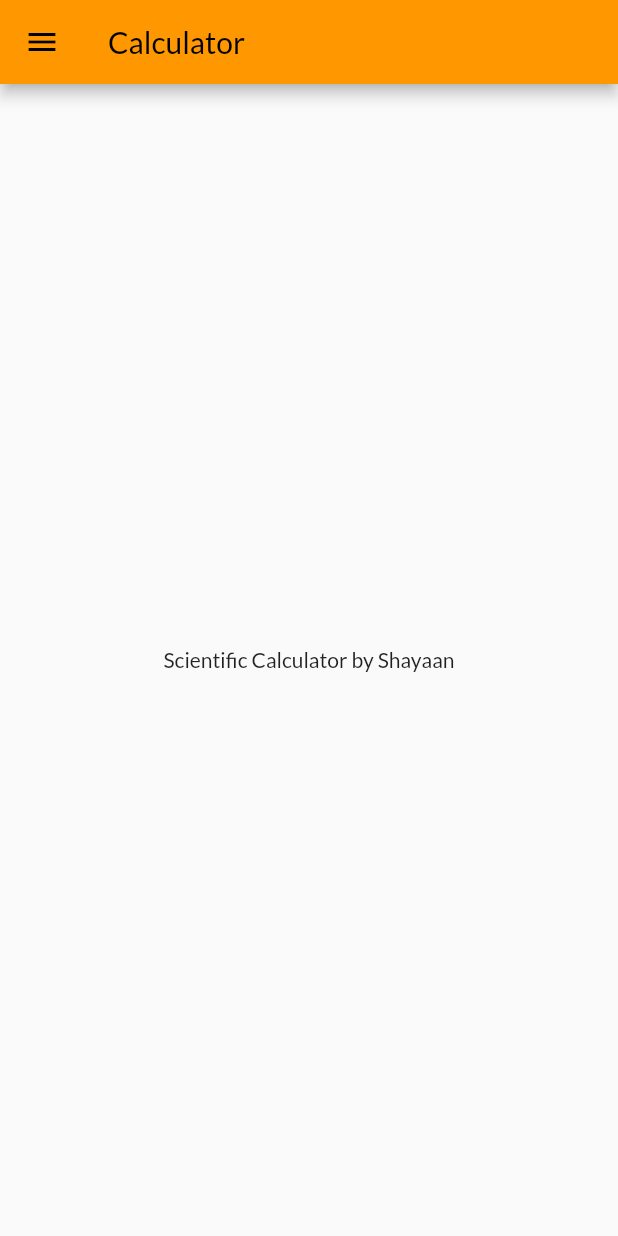
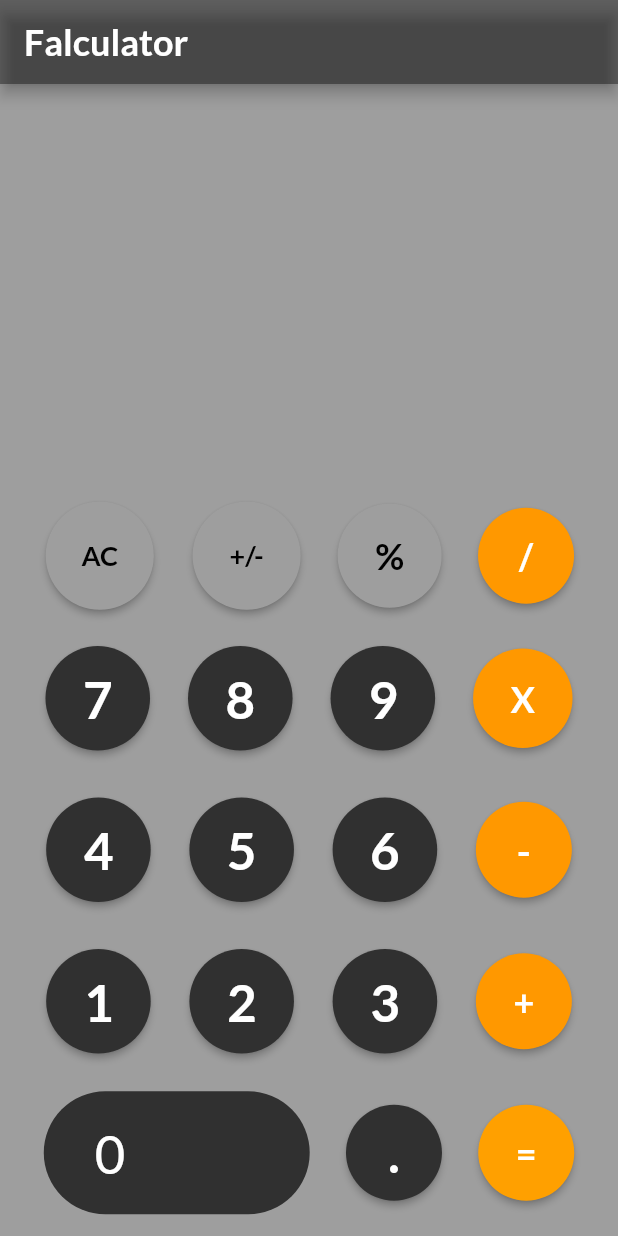
Before and after one commit to MSF01/Falculator, a Flutter app: the HomePage screen opened by its route, on a phone screen of 412 x 824 dp. Run offline on Flutter 3.47's test engine with Material 2 defaults, Android fonts, the phone set to English and light mode, and no system bars; our stand-ins replace google_fonts.

Commit message:
day 5 completed

```diff
--- a/lib/Pages/home.dart
+++ b/lib/Pages/home.dart
@@ -1,20 +1,181 @@
 import 'package:flutter/material.dart';
+import 'package:google_fonts/google_fonts.dart';
 
-class HomePage extends StatelessWidget {
-  final String devName = "Shayaan";
+class HomePage extends StatefulWidget {
+  const HomePage({super.key});
 
-  const HomePage({super.key});
+  @override
+  State<HomePage> createState() => _HomePageState();
+}
+
+class _HomePageState extends State<HomePage> {
+  Widget calc(String txt, Color bg, Color ctxt, double ftsize) {
+    return ElevatedButton(
+      onPressed: () {
+        calculate(txt);
+      },
+      style: ElevatedButton.styleFrom(
+        backgroundColor: bg,
+        shape: const CircleBorder(),
+        padding: const EdgeInsets.all(25),
+      ),
+      child: Text(
+        txt,
+        style: TextStyle(
+            fontSize: ftsize,
+            color: ctxt,
+            fontFamily: GoogleFonts.lato().fontFamily,
+            fontWeight: FontWeight.bold),
+      ),
+    );
+  }
 
   @override
   Widget build(BuildContext context) {
     return Scaffold(
+      backgroundColor: Colors.black38,
       appBar: AppBar(
-        title: const Text("Calculator"),
+        title: const Text("Falculator"),
+        backgroundColor: Colors.black38,
+        foregroundColor: Colors.white,
+        automaticallyImplyLeading: false,
+        titleTextStyle: TextStyle(
+            fontSize: 24,
+            fontFamily: GoogleFonts.lato().fontFamily,
+            fontWeight: FontWeight.bold),
       ),
-      body: Center(
-        child: Text("Scientific Calculator by $devName"),
+      body: Padding(
+        padding: const EdgeInsets.symmetric(horizontal: 5),
+        child: Column(
+          mainAxisAlignment: MainAxisAlignment.end,
+          children: <Widget>[
+            SingleChildScrollView(
+              scrollDirection: Axis.vertical,
+              child: Row(
+                mainAxisAlignment: MainAxisAlignment.end,
+                children: <Widget>[
+                  Padding(
+                    padding: const EdgeInsets.all(10.0),
+                    child: Text(
+                      "$text",
+                      textAlign: TextAlign.left,
+                      style:
+                          const TextStyle(color: Colors.white, fontSize: 100),
+                    ),
+                  ),
+                ],
+              ),
+            ),
+            Row(
+              mainAxisAlignment: MainAxisAlignment.spaceEvenly,
+              children: <Widget>[
+                calc("AC", Colors.grey, Colors.black, 18),
+                calc("+/-", Colors.grey, Colors.black, 18),
+                calc("%", Colors.grey, Colors.black, 24),
+                calc("/", Colors.orange, Colors.white, 24),
+              ],
+            ),
+            const SizedBox(height: 10),
+            Row(
+              mainAxisAlignment: MainAxisAlignment.spaceEvenly,
+              children: <Widget>[
+                calc("7", Colors.grey[850]!, Colors.white, 34),
+                calc("8", Colors.grey[850]!, Colors.white, 34),
+                calc("9", Colors.grey[850]!, Colors.white, 34),
+                calc("X", Colors.orange, Colors.white, 24),
+              ],
+            ),
+            const SizedBox(height: 10),
+            Row(
+              mainAxisAlignment: MainAxisAlignment.spaceEvenly,
+              children: <Widget>[
+                calc("4", Colors.grey[850]!, Colors.white, 34),
+                calc("5", Colors.grey[850]!, Colors.white, 34),
+                calc("6", Colors.grey[850]!, Colors.white, 34),
+                calc("-", Colors.orange, Colors.white, 26),
+              ],
+            ),
+            const SizedBox(height: 10),
+            Row(
+              mainAxisAlignment: MainAxisAlignment.spaceEvenly,
+              children: <Widget>[
+                calc("1", Colors.grey[850]!, Colors.white, 34),
+                calc("2", Colors.grey[850]!, Colors.white, 34),
+                calc("3", Colors.grey[850]!, Colors.white, 34),
+                calc("+", Colors.orange, Colors.white, 24),
+              ],
+            ),
+            const SizedBox(height: 10),
+            Row(
+              mainAxisAlignment: MainAxisAlignment.spaceEvenly,
+              children: <Widget>[
+                TextButton(
+                  style: TextButton.styleFrom(
+                      padding: const EdgeInsets.fromLTRB(34, 20, 123, 20),
+                      backgroundColor: Colors.grey[850],
+                      shape: const StadiumBorder()),
+                  onPressed: () {},
+                  child: const Text(
+                    '0',
+                    style: TextStyle(fontSize: 35, color: Colors.white),
+                  ),
+                ),
+                calc('.', Colors.grey[850]!, Colors.white, 34),
+                calc('=', Colors.amber[700]!, Colors.white, 24),
+              ],
+            ),
+            const SizedBox(height: 10),
+          ],
+        ),
       ),
-      drawer: const Drawer(),
     );
   }
+
+  dynamic text = '';
+  int numone = 0;
+  int numtwo = 0;
+
+  dynamic result = '';
+  dynamic operation = '';
+
+  void calculate(String btntext) {
+    if (btntext == "AC") {
+      text = '';
+      numone = 0;
+      numtwo = 0;
+      result = '';
+    } else if (btntext == "+" ||
+        btntext == "-" ||
+        btntext == "X" ||
+        btntext == "/") {
+      numone = int.parse(text);
+      result = "";
+      operation = btntext;
+    } else if (btntext == "=") {
+      numtwo = int.parse(text);
+      if (operation == "+") {
+        result = (numone + numtwo).toString();
+      }
+      if (operation == "-") {
+        result = (numone - numtwo).toString();
+      }
+      if (operation == "X") {
+        result = (numone * numtwo).toString();
+      }
+      if (operation == "/") {
+        result = (numone / numtwo).toString();
+      }
+    } else if (operation == "+/-") {
+      text.toString().startsWith('-')
+          ? text = result.toString().substring(1)
+          : text = '-' + text.toString();
+      result = text;
+    } else {
+      result = int.parse(text + btntext).toString();
+    }
+
+    setState(() {
+      text = result;
+    });
+  }
 }
```
Also changed, not shown: lib/Pages/login.dart (+12 -7 lines), lib/main.dart (+8 -7 lines), 1 other file.
